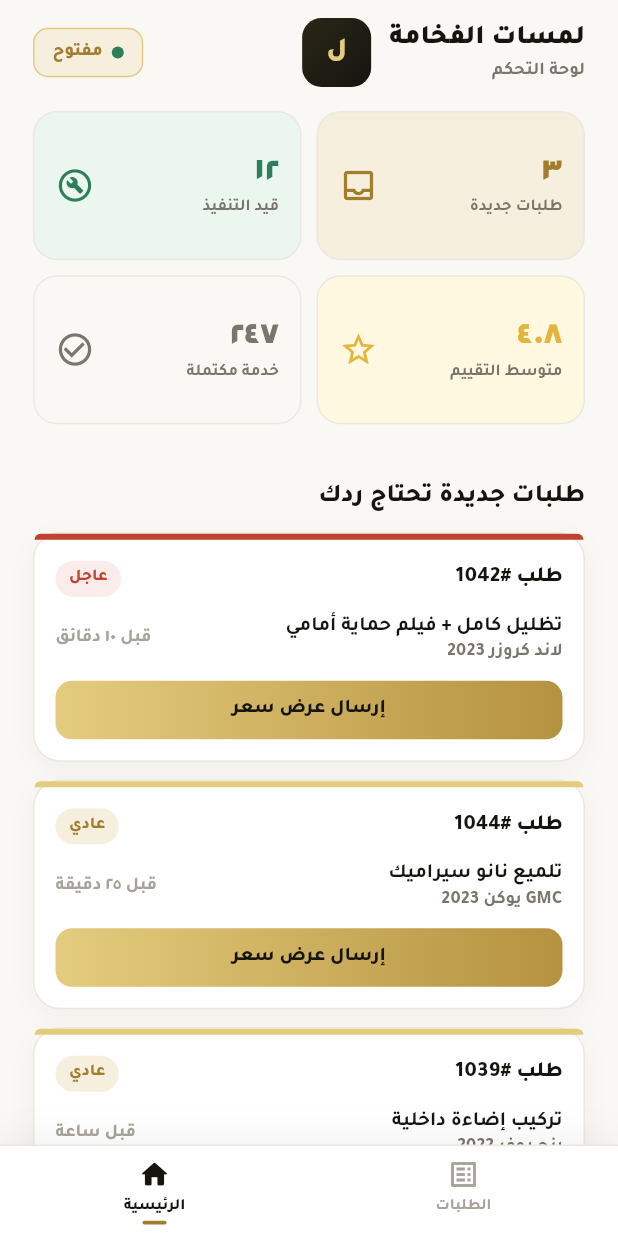
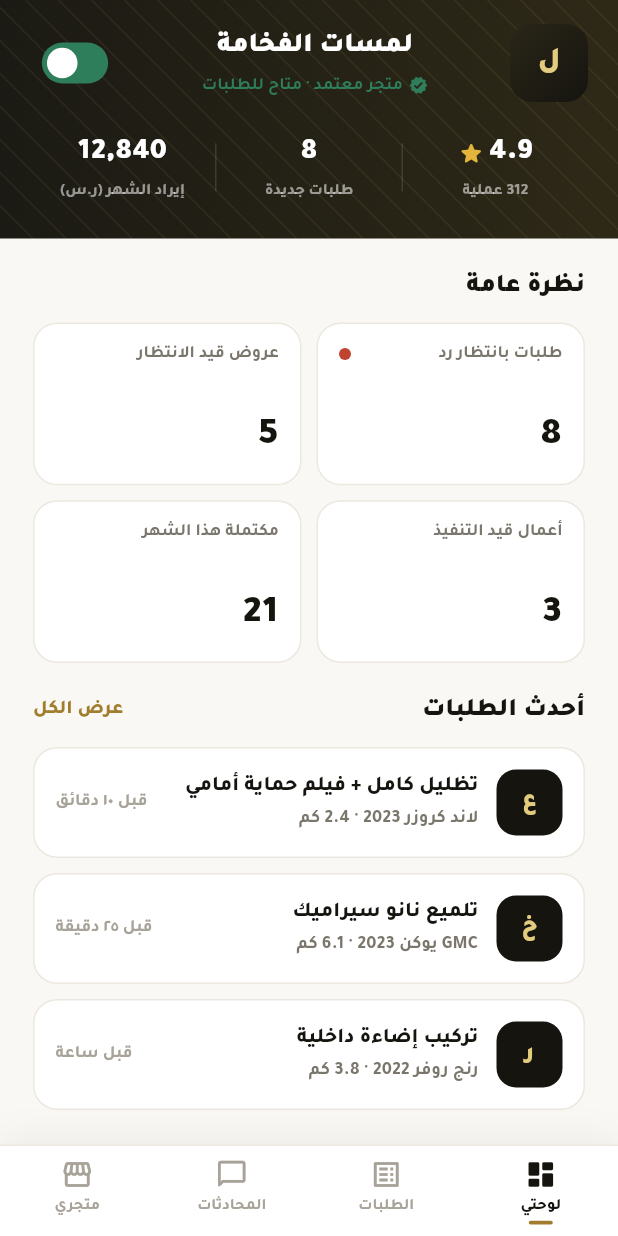
Before and after one commit to hh2000h4000/cars, a Flutter app: the ShopShell screen opened by its route, on a phone screen of 412 x 824 dp. Run offline on Flutter 3.47's test engine with Material 3 defaults, Android fonts, the phone set to English and light mode, and no system bars.

Commit message:
Redesign shop dashboard, add 4-tab shop shell with chats and store screens
- Rewrite ShopDashboardScreen: dark header with diagonal lines, toggle switch,
  shop name+status, 3-column stats (rating/requests/revenue), 2x2 overview grid,
  and clean request list cards
- Update ShopShell to 4 tabs: لوحتي | الطلبات | المحادثات | متجري
- Add ShopChatsScreen with conversation list and unread indicators
- Add ShopMyStoreScreen with dark header, services chips, and tags

Co-Authored-By: Claude Sonnet 4.6 <noreply@anthropic.com>
Claude-Session: https://claude.ai/code/session_01Qq4FwjkdksqQ2R4vt1V6En

```diff
--- a/car_decoration_app/lib/screens/shop/shop_dashboard_screen.dart
+++ b/car_decoration_app/lib/screens/shop/shop_dashboard_screen.dart
@@ -1,12 +1,20 @@
 import 'package:flutter/material.dart';
+import 'dart:math' as math;
 
 import 'package:provider/provider.dart';
 import '../../theme.dart';
 import '../../widgets/widgets.dart';
 import '../../providers/app_provider.dart';
 
-class ShopDashboardScreen extends StatelessWidget {
+class ShopDashboardScreen extends StatefulWidget {
   const ShopDashboardScreen({super.key});
+
+  @override
+  State<ShopDashboardScreen> createState() => _ShopDashboardScreenState();
+}
+
+class _ShopDashboardScreenState extends State<ShopDashboardScreen> {
+  bool _isOpen = true;
 
   @override
   Widget build(BuildContext context) {
@@ -15,193 +23,280 @@ class ShopDashboardScreen extends StatelessWidget {
 
     return Scaffold(
       backgroundColor: AppColors.surface,
-      body: CustomScrollView(
-        slivers: [
-          SliverToBoxAdapter(
-            child: SafeArea(
+      body: SingleChildScrollView(
+        child: Column(
+          crossAxisAlignment: CrossAxisAlignment.start,
+          children: [
+            // ── Dark header ──
+            Container(
+              decoration: const BoxDecoration(
+                gradient: LinearGradient(colors: [Color(0xFF1B1A14), Color(0xFF2E2917)]),
+              ),
+              child: Stack(
+                children: [
+                  Positioned.fill(child: CustomPaint(painter: _LinesPainter())),
+                  SafeArea(
                     bottom: false,
                     child: Padding(
-                padding: const EdgeInsets.fromLTRB(22, 12, 22, 16),
-                child: Row(
+                      padding: const EdgeInsets.fromLTRB(20, 16, 20, 24),
+                      child: Column(
                         children: [
+                          // Avatar | name+status | toggle
+                          Row(
+                            crossAxisAlignment: CrossAxisAlignment.center,
+                            children: [
+                              // Avatar
+                              ShopAvatar(mono: 'ل', size: 52, fontSize: 20),
+                              const Spacer(),
+                              // Name + status
                               Column(
-                      crossAxisAlignment: CrossAxisAlignment.start,
                                 children: [
-                        Text('لمسات الفخامة', style: TextStyle(fontFamily: 'Tajawal', fontSize: 18, fontWeight: FontWeight.w900, color: AppColors.textPrimary)),
-                        Text('لوحة التحكم', style: TextStyle(fontFamily: 'Tajawal', fontSize: 12, fontWeight: FontWeight.w600, color: AppColors.textSecondary)),
+                                  Text('لمسات الفخامة',
+                                    style: TextStyle(fontFamily: 'Tajawal', fontSize: 18, fontWeight: FontWeight.w900, color: Colors.white)),
+                                  const SizedBox(height: 4),
+                                  Row(
+                                    mainAxisSize: MainAxisSize.min,
+                                    children: [
+                                      Icon(Icons.verified_rounded, color: AppColors.green, size: 13),
+                                      const SizedBox(width: 4),
+                                      Text(
+                                        _isOpen ? 'متجر معتمد · متاح للطلبات' : 'متجر معتمد · مغلق حالياً',
+                                        style: TextStyle(fontFamily: 'Tajawal', fontSize: 11.5, fontWeight: FontWeight.w700,
+                                          color: _isOpen ? AppColors.green : Colors.white54)),
                                     ],
                                   ),
-                    const SizedBox(width: 12),
-                    ShopAvatar(mono: 'ل', size: 46, fontSize: 18),
+                                ],
+                              ),
                               const Spacer(),
-                    Container(
-                      padding: const EdgeInsets.symmetric(horizontal: 12, vertical: 7),
-                      decoration: BoxDecoration(
-                        color: AppColors.goldBg,
-                        border: Border.all(color: AppColors.goldLight),
-                        borderRadius: BorderRadius.circular(10),
+                              // Toggle
+                              Transform.scale(
+                                scale: 0.85,
+                                child: Switch(
+                                  value: _isOpen,
+                                  onChanged: (v) => setState(() => _isOpen = v),
+                                  activeColor: Colors.white,
+                                  activeTrackColor: AppColors.green,
+                                  inactiveThumbColor: Colors.white54,
+                                  inactiveTrackColor: Colors.white24,
                                 ),
-                      child: Row(
+                              ),
+                            ],
+                          ),
+                          const SizedBox(height: 20),
+                          // Stats row
+                          Row(
                             children: [
-                          Container(width: 8, height: 8, decoration: const BoxDecoration(color: AppColors.green, shape: BoxShape.circle)),
-                          const SizedBox(width: 6),
-                          Text('مفتوح', style: TextStyle(fontFamily: 'Tajawal', fontSize: 12, fontWeight: FontWeight.w800, color: AppColors.goldText)),
+                              _HeaderStat(value: '4.9', sub: '312 عملية', hasStar: true),
+                              _HeaderDivider(),
+                              _HeaderStat(value: '8', sub: 'طلبات جديدة'),
+                              _HeaderDivider(),
+                              _HeaderStat(value: '12,840', sub: 'إيراد الشهر (ر.س)'),
                             ],
+                          ),
+                        ],
+                      ),
                     ),
                   ),
                 ],
               ),
             ),
+
+            const SizedBox(height: 20),
+
+            // ── نظرة عامة ──
+            Padding(
+              padding: const EdgeInsets.fromLTRB(22, 0, 22, 12),
+              child: Text('نظرة عامة',
+                style: TextStyle(fontFamily: 'Tajawal', fontSize: 17, fontWeight: FontWeight.w900, color: AppColors.textPrimary)),
             ),
-          ),
-
-          // Stats grid
-          SliverToBoxAdapter(
-            child: Padding(
-              padding: const EdgeInsets.fromLTRB(22, 0, 22, 16),
+            Padding(
+              padding: const EdgeInsets.fromLTRB(22, 0, 22, 0),
               child: GridView.count(
                 shrinkWrap: true,
                 physics: const NeverScrollableScrollPhysics(),
                 crossAxisCount: 2,
                 mainAxisSpacing: 10,
                 crossAxisSpacing: 10,
-                childAspectRatio: 1.8,
-                children: [
-                  _StatCard('٣', 'طلبات جديدة', AppColors.goldBg, AppColors.goldText, Icons.inbox_outlined),
-                  _StatCard('١٢', 'قيد التنفيذ', const Color(0xFFEBF7EE), AppColors.green, Icons.build_circle_outlined),
-                  _StatCard('٤.٨', 'متوسط التقييم', const Color(0xFFFFF8E1), AppColors.star, Icons.star_outline),
-                  _StatCard('٢٤٧', 'خدمة مكتملة', AppColors.surface, AppColors.textSecondary, Icons.check_circle_outline),
+                childAspectRatio: 1.65,
+                children: const [
+                  _OverviewCard(value: '8', label: 'طلبات بانتظار رد', hasRedDot: true),
+                  _OverviewCard(value: '5', label: 'عروض قيد الانتظار'),
+                  _OverviewCard(value: '3', label: 'أعمال قيد التنفيذ'),
+                  _OverviewCard(value: '21', label: 'مكتملة هذا الشهر'),
                 ],
               ),
             ),
-          ),
 
-          // New requests
-          const SliverToBoxAdapter(
-            child: SectionHeader(title: 'طلبات جديدة تحتاج ردك'),
-          ),
-          SliverList(
-            delegate: SliverChildBuilderDelegate(
-              (context, i) {
-                final item = inbox[i];
-                return Padding(
+            const SizedBox(height: 20),
+
+            // ── أحدث الطلبات ──
+            Padding(
               padding: const EdgeInsets.fromLTRB(22, 0, 22, 12),
-                  child: GestureDetector(
-                    onTap: () => Navigator.pushNamed(context, '/shop/request-detail', arguments: item.requestId),
-                    child: Container(
-                      decoration: BoxDecoration(
-                        color: Colors.white,
-                        border: Border.all(color: AppColors.border),
-                        borderRadius: BorderRadius.circular(18),
-                        boxShadow: [BoxShadow(color: AppColors.dark.withOpacity(.04), blurRadius: 14, offset: const Offset(0, 4))],
-                      ),
-                      child: Column(
+              child: Row(
                 children: [
-                          Container(
-                            height: 4,
-                            decoration: BoxDecoration(
-                              color: item.urgency == 'high' ? AppColors.red : AppColors.goldLight,
-                              borderRadius: const BorderRadius.vertical(top: Radius.circular(18)),
-                            ),
-                          ),
-                          Padding(
-                            padding: const EdgeInsets.all(14),
-                            child: Column(
-                              crossAxisAlignment: CrossAxisAlignment.start,
-                              children: [
-                                Row(
-                                  children: [
-                                    Text('طلب #${item.requestId}', style: TextStyle(fontFamily: 'Tajawal', fontSize: 14.5, fontWeight: FontWeight.w800, color: AppColors.textPrimary)),
+                  Text('أحدث الطلبات',
+                    style: TextStyle(fontFamily: 'Tajawal', fontSize: 17, fontWeight: FontWeight.w900, color: AppColors.textPrimary)),
                   const Spacer(),
-                                    Container(
-                                      padding: const EdgeInsets.symmetric(horizontal: 9, vertical: 4),
-                                      decoration: BoxDecoration(
-                                        color: item.urgency == 'high' ? AppColors.red.withOpacity(.1) : AppColors.goldBg,
-                                        borderRadius: BorderRadius.circular(999),
-                                      ),
-                                      child: Text(
-                                        item.urgency == 'high' ? 'عاجل' : 'عادي',
-                                        style: TextStyle(fontFamily: 'Tajawal', fontSize: 11, fontWeight: FontWeight.w800,
-                                          color: item.urgency == 'high' ? AppColors.red : AppColors.goldText),
-                                      ),
-                                    ),
-                                  ],
-                                ),
-                                const SizedBox(height: 10),
-                                Row(
-                                  children: [
-                                    Column(
-                                      crossAxisAlignment: CrossAxisAlignment.start,
-                                      children: [
-                                        Text(item.serviceType, style: TextStyle(fontFamily: 'Tajawal', fontSize: 13.5, fontWeight: FontWeight.w700, color: AppColors.textPrimary)),
-                                        Text(item.vehicleInfo, style: TextStyle(fontFamily: 'Tajawal', fontSize: 12, fontWeight: FontWeight.w600, color: AppColors.textSecondary)),
-                                      ],
-                                    ),
-                                    const Spacer(),
-                                    Text(item.timeAgo, style: TextStyle(fontFamily: 'Tajawal', fontSize: 12, fontWeight: FontWeight.w600, color: AppColors.textMuted)),
-                                  ],
-                                ),
-                                const SizedBox(height: 10),
-                                SizedBox(
-                                  width: double.infinity,
-                                  child: GestureDetector(
-                                    onTap: () => Navigator.pushNamed(context, '/shop/send-quote', arguments: item.requestId),
-                                    child: Container(
-                                      padding: const EdgeInsets.symmetric(vertical: 10),
-                                      decoration: BoxDecoration(
-                                        gradient: const LinearGradient(colors: [AppColors.goldLight, AppColors.gold]),
-                                        borderRadius: BorderRadius.circular(11),
-                                      ),
-                                      alignment: Alignment.center,
-                                      child: Text('إرسال عرض سعر', style: TextStyle(fontFamily: 'Tajawal', fontSize: 13, fontWeight: FontWeight.w800, color: AppColors.dark)),
-                                    ),
-                                  ),
+                  GestureDetector(
+                    onTap: () {},
+                    child: Text('عرض الكل',
+                      style: TextStyle(fontFamily: 'Tajawal', fontSize: 13, fontWeight: FontWeight.w800, color: AppColors.goldText)),
                   ),
                 ],
               ),
             ),
+            ListView.separated(
+              shrinkWrap: true,
+              physics: const NeverScrollableScrollPhysics(),
+              padding: const EdgeInsets.fromLTRB(22, 0, 22, 32),
+              itemCount: inbox.length,
+              separatorBuilder: (_, __) => const SizedBox(height: 10),
+              itemBuilder: (_, i) {
+                final item = inbox[i];
+                return GestureDetector(
+                  onTap: () => Navigator.pushNamed(context, '/shop/request-detail', arguments: item.requestId),
+                  child: Container(
+                    padding: const EdgeInsets.symmetric(horizontal: 14, vertical: 14),
+                    decoration: BoxDecoration(
+                      color: Colors.white,
+                      border: Border.all(color: AppColors.border),
+                      borderRadius: BorderRadius.circular(16),
+                    ),
+                    child: Row(
+                      children: [
+                        // Customer avatar
+                        Container(
+                          width: 44, height: 44,
+                          decoration: BoxDecoration(
+                            color: AppColors.dark,
+                            borderRadius: BorderRadius.circular(13),
+                          ),
+                          alignment: Alignment.center,
+                          child: Text(item.mono,
+                            style: TextStyle(fontFamily: 'Tajawal', fontSize: 16, fontWeight: FontWeight.w900, color: AppColors.goldLight)),
+                        ),
+                        const SizedBox(width: 12),
+                        // Info
+                        Expanded(
+                          child: Column(
+                            crossAxisAlignment: CrossAxisAlignment.start,
+                            children: [
+                              Text(item.serviceType,
+                                style: TextStyle(fontFamily: 'Tajawal', fontSize: 14, fontWeight: FontWeight.w800, color: AppColors.textPrimary),
+                                maxLines: 1, overflow: TextOverflow.ellipsis),
+                              const SizedBox(height: 3),
+                              Text('${item.vehicleInfo} · ${item.distance}',
+                                style: TextStyle(fontFamily: 'Tajawal', fontSize: 12, fontWeight: FontWeight.w600, color: AppColors.textSecondary)),
                             ],
                           ),
+                        ),
+                        const SizedBox(width: 10),
+                        // Time
+                        Text(item.timeAgo,
+                          style: TextStyle(fontFamily: 'Tajawal', fontSize: 11.5, fontWeight: FontWeight.w600, color: AppColors.textMuted)),
+                      ],
                     ),
                   ),
                 );
               },
-              childCount: inbox.length,
             ),
+          ],
         ),
-
-          const SliverToBoxAdapter(child: SizedBox(height: 24)),
-        ],
       ),
     );
   }
 }
 
-class _StatCard extends StatelessWidget {
+// ── Header stat cell ──────────────────────────────────────────────────────────
+class _HeaderStat extends StatelessWidget {
   final String value;
-  final String label;
-  final Color bg;
-  final Color textColor;
-  final IconData icon;
-  const _StatCard(this.value, this.label, this.bg, this.textColor, this.icon);
+  final String sub;
+  final bool hasStar;
+  const _HeaderStat({required this.value, required this.sub, this.hasStar = false});
 
   @override
-  Widget build(BuildContext context) => Container(
-    padding: const EdgeInsets.symmetric(horizontal: 14, vertical: 12),
-    decoration: BoxDecoration(color: bg, border: Border.all(color: AppColors.border), borderRadius: BorderRadius.circular(16)),
-    child: Row(
+  Widget build(BuildContext context) => Expanded(
+    child: Column(
       children: [
-        Column(
-          crossAxisAlignment: CrossAxisAlignment.start,
+        Row(
           mainAxisAlignment: MainAxisAlignment.center,
+          crossAxisAlignment: CrossAxisAlignment.center,
           children: [
-            Text(value, style: TextStyle(fontFamily: 'Tajawal', fontSize: 22, fontWeight: FontWeight.w900, color: textColor)),
-            Text(label, style: TextStyle(fontFamily: 'Tajawal', fontSize: 11, fontWeight: FontWeight.w600, color: AppColors.textSecondary)),
+            Text(value,
+              style: TextStyle(fontFamily: 'Tajawal', fontSize: 20, fontWeight: FontWeight.w900, color: Colors.white)),
+            if (hasStar) ...[
+              const SizedBox(width: 3),
+              const Icon(Icons.star_rounded, color: AppColors.star, size: 18),
+            ],
           ],
         ),
-        const Spacer(),
-        Icon(icon, color: textColor, size: 26),
+        const SizedBox(height: 3),
+        Text(sub,
+          style: TextStyle(fontFamily: 'Tajawal', fontSize: 10.5, fontWeight: FontWeight.w600, color: Colors.white54)),
       ],
     ),
   );
 }
+
+class _HeaderDivider extends StatelessWidget {
+  @override
+  Widget build(BuildContext context) => Container(width: 1, height: 32, color: Colors.white12);
+}
+
+// ── Overview card ─────────────────────────────────────────────────────────────
+class _OverviewCard extends StatelessWidget {
+  final String value;
+  final String label;
+  final bool hasRedDot;
+  const _OverviewCard({required this.value, required this.label, this.hasRedDot = false});
+
+  @override
+  Widget build(BuildContext context) => Container(
+    padding: const EdgeInsets.fromLTRB(14, 12, 14, 12),
+    decoration: BoxDecoration(
+      color: Colors.white,
+      border: Border.all(color: AppColors.border),
+      borderRadius: BorderRadius.circular(16),
+    ),
+    child: Column(
+      crossAxisAlignment: CrossAxisAlignment.start,
+      mainAxisAlignment: MainAxisAlignment.spaceBetween,
+      children: [
+        Row(
+          children: [
+            Expanded(
+              child: Text(label,
+                style: TextStyle(fontFamily: 'Tajawal', fontSize: 11.5, fontWeight: FontWeight.w700, color: AppColors.textSecondary),
+                maxLines: 1, overflow: TextOverflow.ellipsis),
+            ),
+            if (hasRedDot) ...[
+              const SizedBox(width: 6),
+              Container(width: 8, height: 8, decoration: const BoxDecoration(color: AppColors.red, shape: BoxShape.circle)),
+            ],
+          ],
+        ),
+        Text(value,
+          style: TextStyle(fontFamily: 'Tajawal', fontSize: 26, fontWeight: FontWeight.w900, color: AppColors.textPrimary)),
+      ],
+    ),
+  );
+}
+
+// ── Diagonal lines painter ─────────────────────────────────────────────────────
+class _LinesPainter extends CustomPainter {
+  @override
+  void paint(Canvas canvas, Size size) {
+    final paint = Paint()
+      ..color = const Color(0xFFD4B96A).withOpacity(0.09)
+      ..strokeWidth = 1.0;
+    const spacing = 22.0;
+    final count = (size.width + size.height) ~/ spacing + 2;
+    for (int i = 0; i < count; i++) {
+      final x = i * spacing - size.height;
+      canvas.drawLine(Offset(x, 0), Offset(x + size.height * math.tan(math.pi / 4), size.height), paint);
+    }
+  }
+
+  @override
+  bool shouldRepaint(_LinesPainter old) => false;
+}
--- a/car_decoration_app/lib/screens/shop/shop_shell.dart
+++ b/car_decoration_app/lib/screens/shop/shop_shell.dart
@@ -3,6 +3,8 @@ import 'package:flutter/material.dart';
 import '../../theme.dart';
 import 'shop_dashboard_screen.dart';
 import 'shop_requests_screen.dart';
+import 'shop_chats_screen.dart';
+import 'shop_my_store_screen.dart';
 
 class ShopShell extends StatefulWidget {
   const ShopShell({super.key});
@@ -17,6 +19,15 @@ class _ShopShellState extends State<ShopShell> {
   static const _screens = [
     ShopDashboardScreen(),
     ShopRequestsScreen(),
+    ShopChatsScreen(),
+    ShopMyStoreScreen(),
+  ];
+
+  static const _items = [
+    (Icons.dashboard_outlined, Icons.dashboard_rounded, 'لوحتي'),
+    (Icons.list_alt_outlined, Icons.list_alt_rounded, 'الطلبات'),
+    (Icons.chat_bubble_outline_rounded, Icons.chat_bubble_rounded, 'المحادثات'),
+    (Icons.storefront_outlined, Icons.storefront_rounded, 'متجري'),
   ];
 
   @override
@@ -34,10 +45,37 @@ class _ShopShellState extends State<ShopShell> {
           child: SizedBox(
             height: 60,
             child: Row(
-              children: [
-                _NavItem(Icons.list_alt_outlined, Icons.list_alt_rounded, 'الطلبات', _index == 1, () => setState(() => _index = 1)),
-                _NavItem(Icons.home_outlined, Icons.home_rounded, 'الرئيسية', _index == 0, () => setState(() => _index = 0)),
-              ],
+              children: List.generate(_items.length, (i) {
+                final (outIcon, fillIcon, label) = _items[i];
+                final active = _index == i;
+                return Expanded(
+                  child: GestureDetector(
+                    onTap: () => setState(() => _index = i),
+                    behavior: HitTestBehavior.opaque,
+                    child: Column(
+                      mainAxisAlignment: MainAxisAlignment.center,
+                      children: [
+                        Icon(active ? fillIcon : outIcon,
+                          color: active ? AppColors.dark : AppColors.textMuted, size: 22),
+                        const SizedBox(height: 3),
+                        Text(label,
+                          style: TextStyle(fontFamily: 'Tajawal', fontSize: 10.5,
+                            fontWeight: active ? FontWeight.w800 : FontWeight.w600,
+                            color: active ? AppColors.dark : AppColors.textMuted)),
+                        const SizedBox(height: 2),
+                        AnimatedContainer(
+                          duration: const Duration(milliseconds: 200),
+                          width: active ? 16 : 0, height: 2.5,
+                          decoration: BoxDecoration(
+                            color: AppColors.goldText,
+                            borderRadius: BorderRadius.circular(999),
+                          ),
+                        ),
+                      ],
+                    ),
+                  ),
+                );
+              }),
             ),
           ),
         ),
@@ -45,34 +83,3 @@ class _ShopShellState extends State<ShopShell> {
     );
   }
 }
-
-class _NavItem extends StatelessWidget {
-  final IconData outIcon;
-  final IconData fillIcon;
-  final String label;
-  final bool active;
-  final VoidCallback onTap;
-  const _NavItem(this.outIcon, this.fillIcon, this.label, this.active, this.onTap);
-
-  @override
-  Widget build(BuildContext context) => Expanded(
-    child: GestureDetector(
-      onTap: onTap,
-      behavior: HitTestBehavior.opaque,
-      child: Column(
-        mainAxisAlignment: MainAxisAlignment.center,
-        children: [
-          Icon(active ? fillIcon : outIcon, color: active ? AppColors.dark : AppColors.textMuted, size: 22),
-          const SizedBox(height: 3),
-          Text(label, style: TextStyle(fontFamily: 'Tajawal', fontSize: 10.5, fontWeight: active ? FontWeight.w800 : FontWeight.w600, color: active ? AppColors.dark : AppColors.textMuted)),
-          const SizedBox(height: 2),
-          AnimatedContainer(
-            duration: const Duration(milliseconds: 200),
-            width: active ? 16 : 0, height: 2.5,
-            decoration: BoxDecoration(color: AppColors.goldText, borderRadius: BorderRadius.circular(999)),
-          ),
-        ],
-      ),
-    ),
-  );
-}
```
Also changed, not shown: car_decoration_app/lib/screens/shop/shop_chats_screen.dart (added, +116 -0 lines), car_decoration_app/lib/screens/shop/shop_my_store_screen.dart (added, +140 -0 lines). Lines whose indentation alone changed are shown as unchanged.
